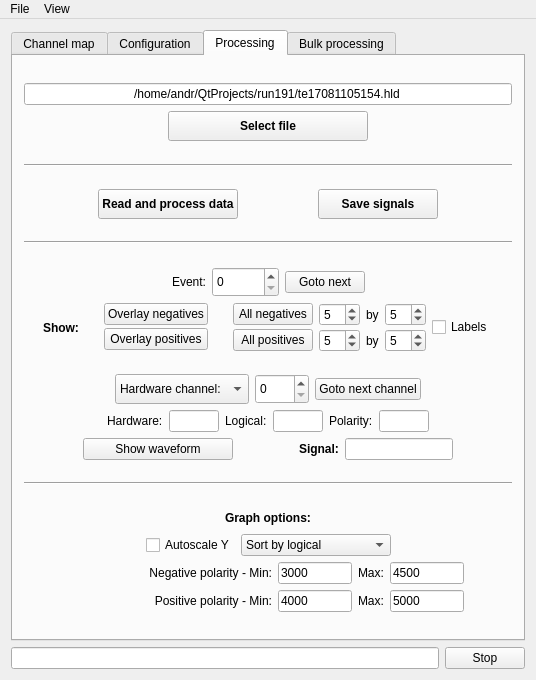
Before: the Qt Designer form GUI/mainwindow.ui in andrmor/TRB3reader, drawn with Qt 5.
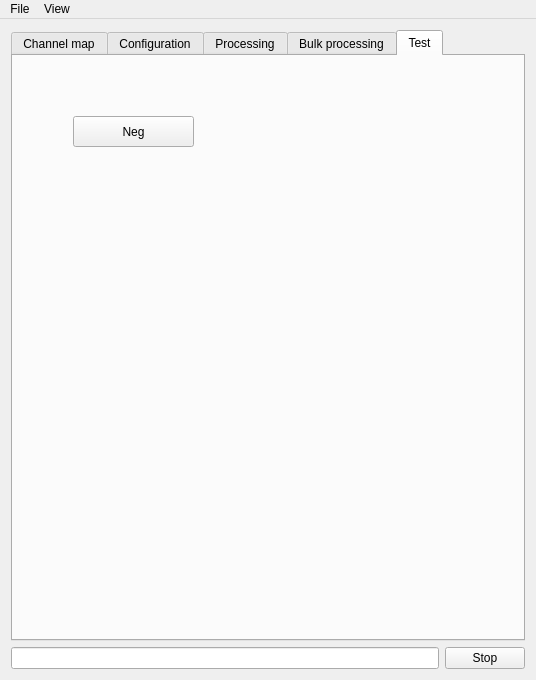
After: the same form once the commit is applied. The open tabs and pages were chosen to show the change.

```diff
--- a/GUI/mainwindow.ui
+++ b/GUI/mainwindow.ui
@@ -1752,6 +1752,24 @@
         </item>
        </layout>
       </widget>
+      <widget class="QWidget" name="tab_5">
+       <attribute name="title">
+        <string>Test</string>
+       </attribute>
+       <widget class="QPushButton" name="pbNegSignature">
+        <property name="geometry">
+         <rect>
+          <x>60</x>
+          <y>60</y>
+          <width>121</width>
+          <height>31</height>
+         </rect>
+        </property>
+        <property name="text">
+         <string>Neg</string>
+        </property>
+       </widget>
+      </widget>
      </widget>
     </item>
     <item>
```
Left out of the diff: 38 changed lines with no effect on the pictures.
